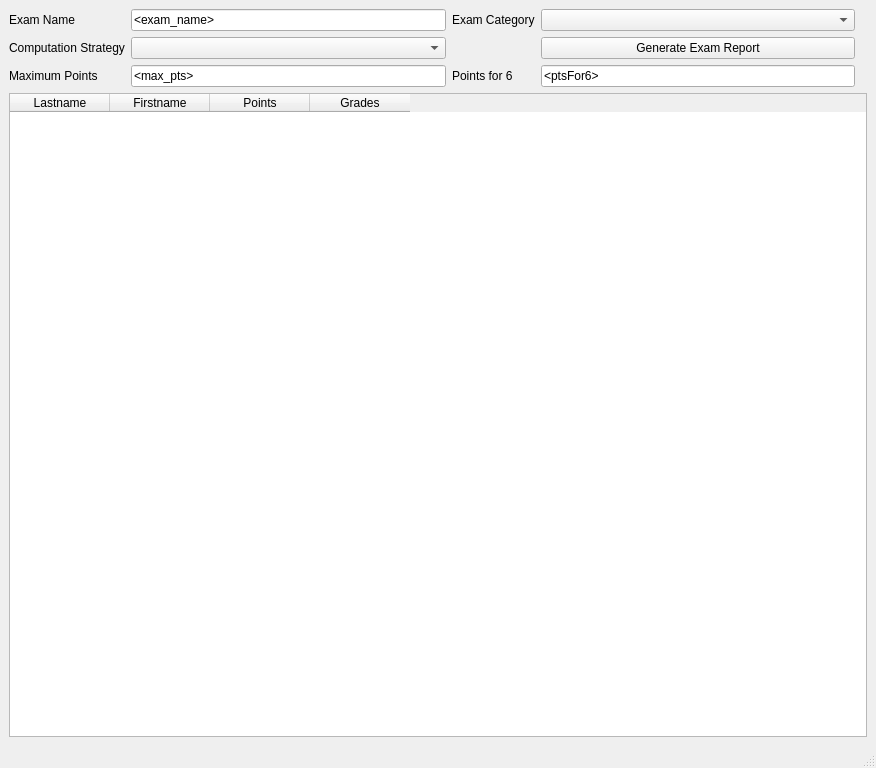
Above: ui/ui_window_exam_details.ui from marcesch/exam_grade_tool before the change. Below: the same form after it.
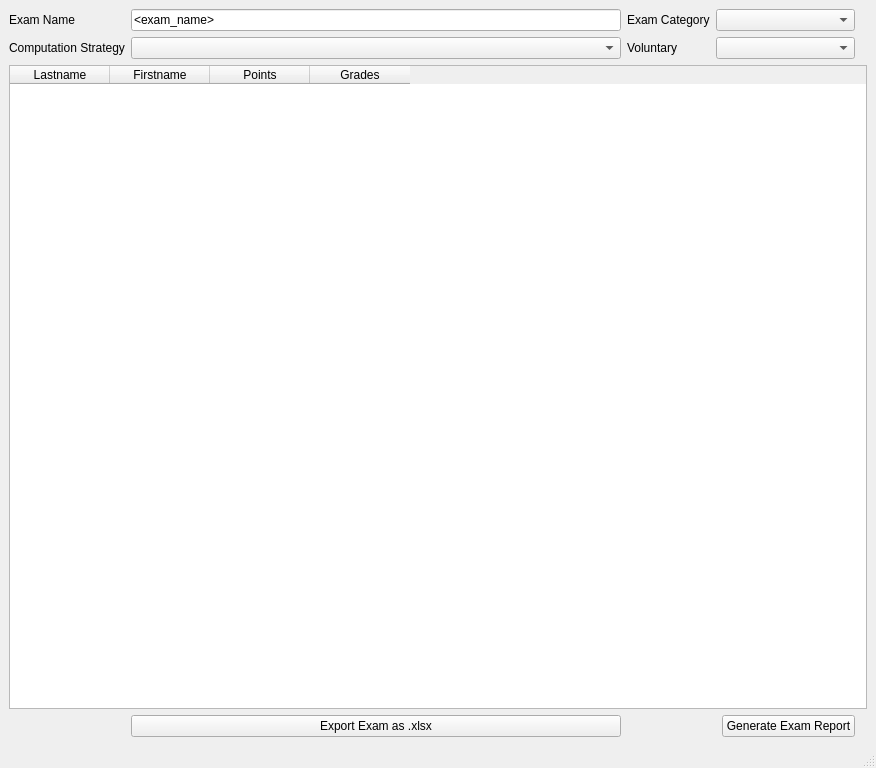
That is the form after the change.

Commit message: Continued working on GUI for exam window.

The edit to the form file:
```diff
--- a/ui/ui_window_exam_details.ui
+++ b/ui/ui_window_exam_details.ui
@@ -15,44 +15,7 @@
   </property>
   <widget class="QWidget" name="centralwidget">
    <layout class="QGridLayout" name="gridLayout_2">
-    <item row="0" column="2">
-     <widget class="QLabel" name="label_2">
-      <property name="text">
-       <string>Exam Category</string>
-      </property>
-     </widget>
-    </item>
-    <item row="0" column="3">
-     <widget class="QComboBox" name="input_examCategory"/>
-    </item>
-    <item row="2" column="2">
-     <widget class="QLabel" name="label_5">
-      <property name="text">
-       <string>Points for 6</string>
-      </property>
-     </widget>
-    </item>
-    <item row="0" column="1">
-     <widget class="QLineEdit" name="input_examName">
-      <property name="inputMask">
-       <string/>
-      </property>
-      <property name="text">
-       <string>&lt;exam_name&gt;</string>
-      </property>
-     </widget>
-    </item>
-    <item row="2" column="1">
-     <widget class="QLineEdit" name="lineEdit">
-      <property name="inputMethodHints">
-       <set>Qt::ImhFormattedNumbersOnly</set>
-      </property>
-      <property name="text">
-       <string>&lt;max_pts&gt;</string>
-      </property>
-     </widget>
-    </item>
-    <item row="3" column="0" colspan="6">
+    <item row="3" column="0" colspan="7">
      <widget class="QTableWidget" name="table_points_grades">
       <column>
        <property name="text">
@@ -76,13 +39,10 @@
       </column>
      </widget>
     </item>
-    <item row="2" column="3">
-     <widget class="QLineEdit" name="lineEdit_2">
-      <property name="inputMethodHints">
-       <set>Qt::ImhFormattedNumbersOnly</set>
-      </property>
+    <item row="4" column="4">
+     <widget class="QPushButton" name="button_generateReport">
       <property name="text">
-       <string>&lt;ptsFor6&gt;</string>
+       <string>Generate Exam Report</string>
       </property>
      </widget>
     </item>
@@ -97,10 +57,10 @@
       </item>
      </layout>
     </item>
-    <item row="2" column="0">
-     <widget class="QLabel" name="label_4">
+    <item row="4" column="1">
+     <widget class="QPushButton" name="button_export_excel">
       <property name="text">
-       <string>Maximum Points</string>
+       <string>Export Exam as .xlsx</string>
       </property>
      </widget>
     </item>
@@ -114,13 +74,36 @@
     <item row="1" column="1">
      <widget class="QComboBox" name="comboBox"/>
     </item>
-    <item row="1" column="3">
-     <widget class="QPushButton" name="button_generateReport">
+    <item row="0" column="1">
+     <widget class="QLineEdit" name="input_examName">
+      <property name="inputMask">
+       <string/>
+      </property>
       <property name="text">
-       <string>Generate Exam Report</string>
+       <string>&lt;exam_name&gt;</string>
       </property>
      </widget>
     </item>
+    <item row="1" column="2">
+     <widget class="QLabel" name="label_6">
+      <property name="text">
+       <string>Voluntary</string>
+      </property>
+     </widget>
+    </item>
+    <item row="0" column="2">
+     <widget class="QLabel" name="label_2">
+      <property name="text">
+       <string>Exam Category</string>
+      </property>
+     </widget>
+    </item>
+    <item row="1" column="3" colspan="2">
+     <widget class="QComboBox" name="input_voluntary"/>
+    </item>
+    <item row="0" column="3" colspan="2">
+     <widget class="QComboBox" name="input_examCategory"/>
+    </item>
    </layout>
   </widget>
   <widget class="QMenuBar" name="menubar">
```
Left out of the diff: 2 changed lines with no effect on the pictures. The commit also changes 7 other files.
